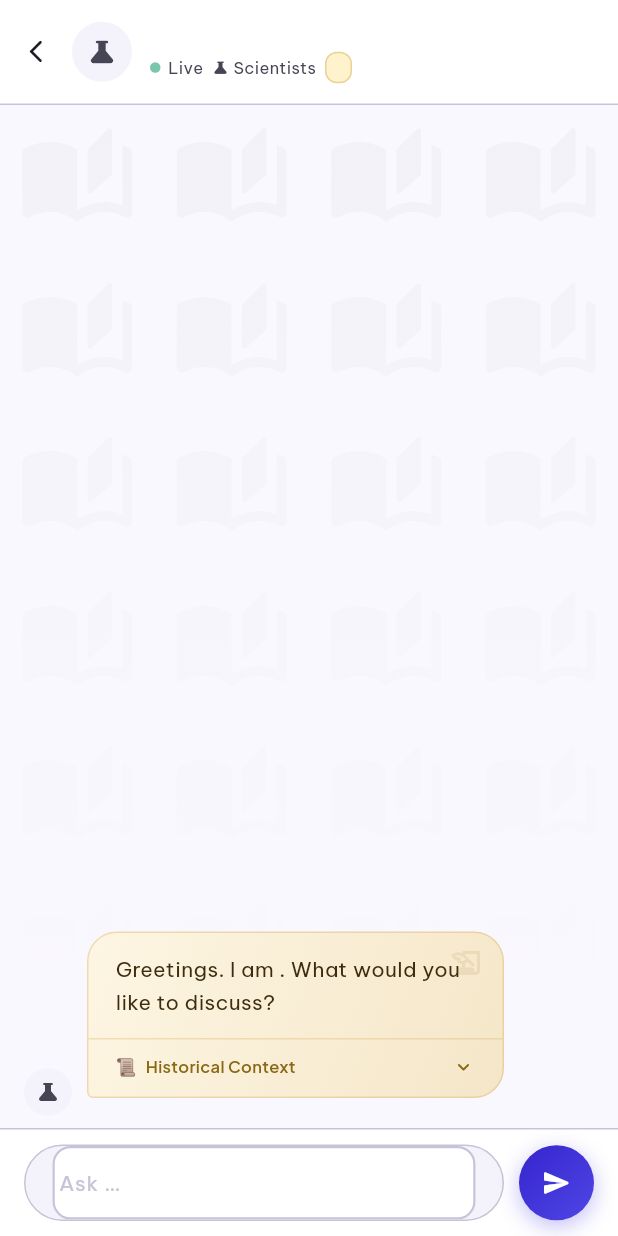
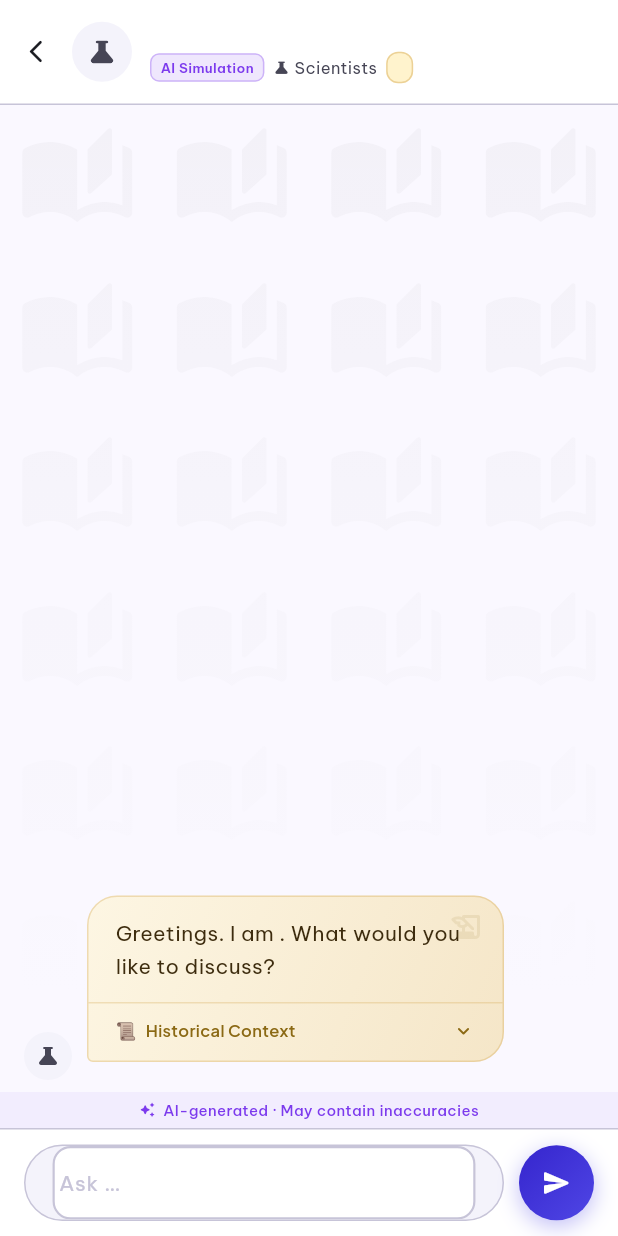
Before and after one commit to UsmanSardar123/Time-Explorer_fyp, a Flutter app: the PersonalityChatPage screen opened directly with empty values, on a phone screen of 412 x 824 dp. Run offline on Flutter 3.47's test engine with Material 3 defaults, Android fonts, the phone set to English and light mode, and no system bars; drawn by our look-alikes of flutter_markdown; our stand-ins replace cached_network_image, cloud_firestore, connectivity_plus, equatable, firebase_analytics, firebase_auth and 24 more; missing offline and left inert: image_gallery_saver_plus; accounts and stored records are empty; network calls fail.

Commit message:
feat: enhance personality chat — remote config, analytics, UI polish
- Expand remote_config_service with per-personality model overrides
- Add analytics_service session tracking for chat interactions
- Update chat_cubit to stream remote config and handle typing indicator
- Polish personality_chat_page layout and message bubbles
- Improve character_info_panel with expanded detail sections
- Update personalities_list_page grid with new filter chips

Co-Authored-By: Claude Sonnet 4.6 <noreply@anthropic.com>

```diff
--- a/lib/features/personalities/data/services/analytics_service.dart
+++ b/lib/features/personalities/data/services/analytics_service.dart
@@ -54,6 +54,20 @@ class AnalyticsService {
       _safeLog('rate_limit_hit',
           {'user_id': userId, 'character_id': characterId});
 
+  static Future<void> logGeminiFallback({
+    required String characterId,
+    required String errorType,
+  }) =>
+      _safeLog('gemini_fallback_used',
+          {'character_id': characterId, 'error_type': errorType});
+
+  static Future<void> logGeminiRetry({
+    required String characterId,
+    required int attempt,
+  }) =>
+      _safeLog('gemini_retry',
+          {'character_id': characterId, 'attempt': attempt});
+
   static Future<void> _safeLog(
       String name, Map<String, Object> parameters) async {
     try {
--- a/lib/features/personalities/data/services/openai_chat_service.dart
+++ b/lib/features/personalities/data/services/openai_chat_service.dart
@@ -24,7 +24,7 @@ class OpenAIChatService {
     required List<Map<String, String>> history,
   }) async {
     final cleanedKey = _apiKey;
-    if (cleanedKey.isEmpty) {
+    if (cleanedKey.isEmpty || !AppConfig.isAiEnabled) {
       throw const GeminiChatException(
           GeminiError.unknownError, 'GEMINI_API_KEY is missing.');
     }
@@ -58,7 +58,7 @@ class OpenAIChatService {
     required List<Map<String, String>> history,
   }) async* {
     final cleanedKey = _apiKey;
-    if (cleanedKey.isEmpty) {
+    if (cleanedKey.isEmpty || !AppConfig.isAiEnabled) {
       throw const GeminiChatException(
           GeminiError.unknownError, 'GEMINI_API_KEY is missing.');
     }
--- a/lib/features/personalities/presentation/cubit/chat_cubit.dart
+++ b/lib/features/personalities/presentation/cubit/chat_cubit.dart
@@ -244,6 +244,10 @@ class ChatCubit extends Cubit<ChatState> {
 
       if (e is GeminiChatException &&
           _character.fallbackResponses.isNotEmpty) {
+        unawaited(AnalyticsService.logGeminiFallback(
+          characterId: _character.id,
+          errorType: e.error.name,
+        ));
         final fallbackText =
             _pickFallback(_character.fallbackResponses, e.error);
         final fallbackMsg = MessageModel.create(
--- a/lib/features/personalities/presentation/pages/personality_chat_page.dart
+++ b/lib/features/personalities/presentation/pages/personality_chat_page.dart
@@ -191,11 +191,21 @@ class _ChatHeader extends StatelessWidget {
                         color: AppTheme.onSurface)),
                 Row(
                   children: [
-                    const _LiveDot(),
-                    const SizedBox(width: 5),
-                    Text('Live',
+                    Container(
+                      padding: const EdgeInsets.symmetric(horizontal: 6, vertical: 2),
+                      decoration: BoxDecoration(
+                        color: const Color(0xFF7C3AED).withValues(alpha: 0.12),
+                        borderRadius: BorderRadius.circular(6),
+                        border: Border.all(color: const Color(0xFF7C3AED).withValues(alpha: 0.3)),
+                      ),
+                      child: Text(
+                        'AI Simulation',
                         style: GoogleFonts.beVietnamPro(
-                            fontSize: 11, color: AppTheme.onSurfaceVariant)),
+                            fontSize: 9,
+                            fontWeight: FontWeight.w600,
+                            color: const Color(0xFF7C3AED)),
+                      ),
+                    ),
                     const SizedBox(width: 6),
                     Icon(character.category.icon,
                         size: 11, color: AppTheme.onSurfaceVariant),
@@ -273,51 +283,6 @@ class _EraBadge extends StatelessWidget {
             color: const Color(0xFF8B6914)),
         maxLines: 1,
         overflow: TextOverflow.ellipsis,
-      ),
-    );
-  }
-}
-
-class _LiveDot extends StatefulWidget {
-  const _LiveDot();
-
-  @override
-  State<_LiveDot> createState() => _LiveDotState();
-}
-
-class _LiveDotState extends State<_LiveDot>
-    with SingleTickerProviderStateMixin {
-  late final AnimationController _ctrl;
-  late final Animation<double> _opacity;
-
-  @override
-  void initState() {
-    super.initState();
-    _ctrl = AnimationController(
-        vsync: this, duration: const Duration(milliseconds: 800))
-      ..repeat(reverse: true);
-    _opacity = Tween<double>(begin: 0.35, end: 1.0)
-        .animate(CurvedAnimation(parent: _ctrl, curve: Curves.easeInOut));
-  }
-
-  @override
-  void dispose() {
-    _ctrl.dispose();
-    super.dispose();
-  }
-
-  @override
-  Widget build(BuildContext context) {
-    return AnimatedBuilder(
-      animation: _opacity,
-      builder: (_, _) => Opacity(
-        opacity: _opacity.value,
-        child: Container(
-          width: 7,
-          height: 7,
-          decoration: const BoxDecoration(
-              shape: BoxShape.circle, color: Color(0xFF059669)),
-        ),
       ),
     );
   }
@@ -431,6 +396,7 @@ class _ChatBody extends StatelessWidget {
             ],
           ),
         ),
+        const _AiDisclaimerBar(),
         SuggestionChips(
           suggestions: state.suggestions,
           onChipTapped: (text) {
@@ -614,6 +580,35 @@ class _InputRow extends StatelessWidget {
   }
 }
 
+// ── AI disclaimer bar ─────────────────────────────────────────────────────────
+
+class _AiDisclaimerBar extends StatelessWidget {
+  const _AiDisclaimerBar();
+
+  @override
+  Widget build(BuildContext context) {
+    return Container(
+      width: double.infinity,
+      padding: const EdgeInsets.symmetric(vertical: 5, horizontal: 14),
+      color: const Color(0xFF7C3AED).withValues(alpha: 0.06),
+      child: Row(
+        mainAxisAlignment: MainAxisAlignment.center,
+        children: [
+          const Icon(Icons.auto_awesome_rounded, size: 11, color: Color(0xFF7C3AED)),
+          const SizedBox(width: 5),
+          Text(
+            'AI-generated · May contain inaccuracies',
+            style: GoogleFonts.beVietnamPro(
+                fontSize: 10,
+                color: const Color(0xFF7C3AED),
+                fontWeight: FontWeight.w500),
+          ),
+        ],
+      ),
+    );
+  }
+}
+
 // ── Rate limit dialog ─────────────────────────────────────────────────────────
 
 class _RateLimitDialog extends StatelessWidget {
@@ -629,11 +624,17 @@ class _RateLimitDialog extends StatelessWidget {
         children: [
           ChatMiniAvatar(imageUrl: character.imageUrl),
           const SizedBox(width: 10),
-          Text(character.name,
+          Expanded(
+            child: Text(
+              character.name,
               style: GoogleFonts.plusJakartaSans(
                   fontSize: 15,
                   fontWeight: FontWeight.w700,
-                  color: const Color(0xFF3D2C0E))),
+                  color: const Color(0xFF3D2C0E)),
+              maxLines: 1,
+              overflow: TextOverflow.ellipsis,
+            ),
+          ),
         ],
       ),
       content: Text(
--- a/lib/features/personalities/presentation/pages/personality_detail_page.dart
+++ b/lib/features/personalities/presentation/pages/personality_detail_page.dart
@@ -216,6 +216,8 @@ class _HeroBanner extends StatelessWidget {
                   fontWeight: FontWeight.w900,
                   height: 1.1,
                 ),
+                maxLines: 2,
+                overflow: TextOverflow.ellipsis,
               ),
             ],
           ),
```
Also changed, not shown: lib/features/personalities/data/services/remote_config_service.dart (+75 -14 lines), lib/features/personalities/presentation/pages/personalities_list_page.dart (+10 -2 lines), lib/features/personalities/presentation/widgets/character_info_panel.dart (+105 -6 lines).
